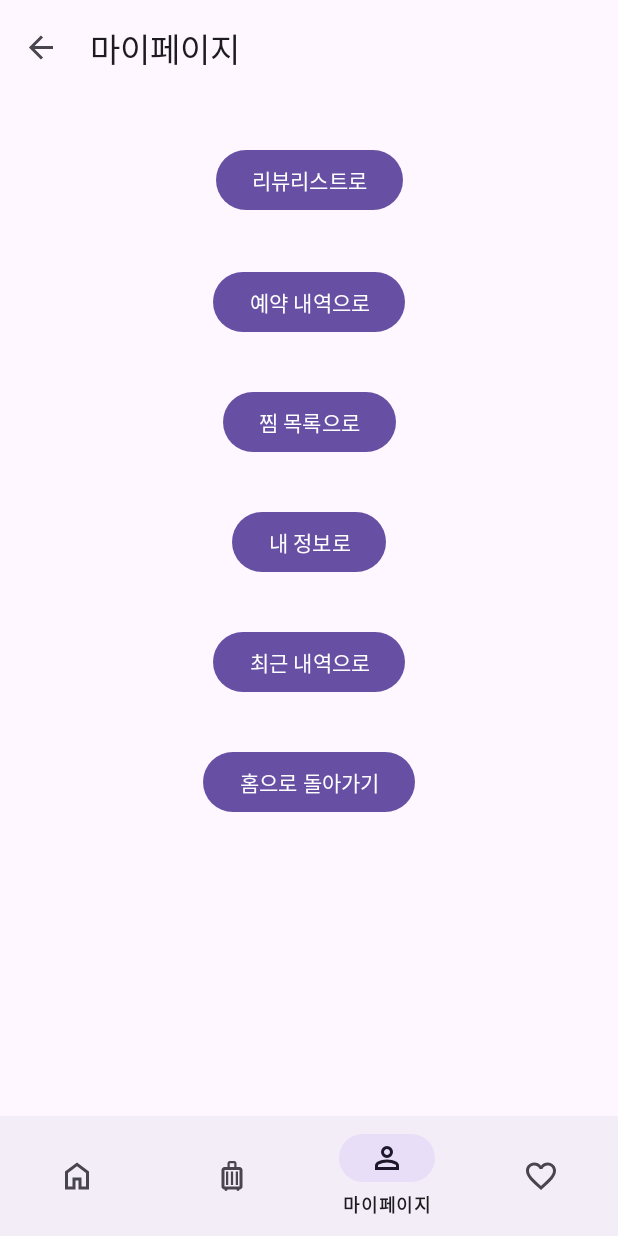
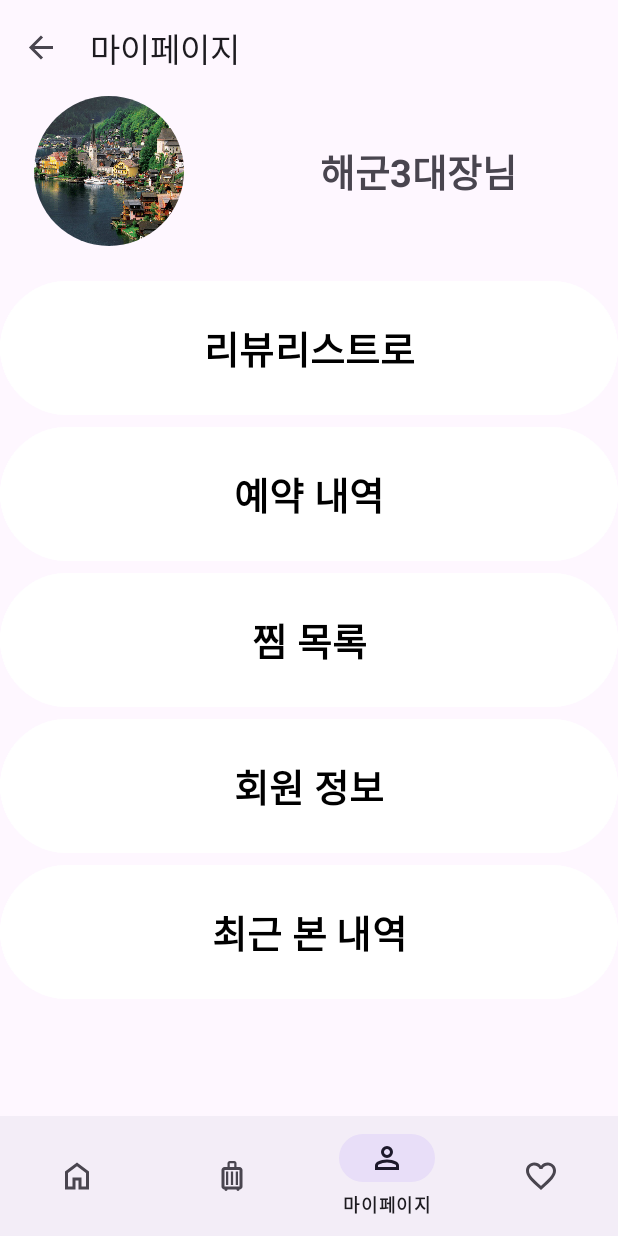
Before and after one commit to decagramaton/SecondMiniProject, an Android app: the MyPageFragment screen opened through its navigation route, on a phone screen of 412 x 824 dp. Run offline under Robolectric (Android 15) with nearby library versions, the phone set to English and light mode, and no system bars; our stand-ins replace CircleImageView, navigation-ui.

Commit message:
[Feat] 마이페이지 정적 페이지 구현 및 Bottom Navigation 연동

```diff
--- a/app/build.gradle.kts
+++ b/app/build.gradle.kts
@@ -41,12 +41,17 @@ dependencies {
     androidTestImplementation("androidx.test.ext:junit:1.1.5")
     androidTestImplementation("androidx.test.espresso:espresso-core:3.5.1")
 
+    // Navigation 라이브러리
     implementation("androidx.navigation:navigation-fragment:2.6.0")
     implementation("androidx.navigation:navigation-ui:2.6.0")
 
+    // JSON, Image 처리 라이브러리
     implementation("com.squareup.retrofit2:retrofit:2.9.0")
     implementation("com.squareup.retrofit2:converter-gson:2.9.0")
     implementation("com.github.bumptech.glide:glide:4.16.0")
+
+    // 둥그런 이미지를 보여주는 라이브러리
+    implementation("de.hdodenhof:circleimageview:3.1.0")
 
     modules {
         module("org.jetbrains.kotlin:kotlin-stdlib-jdk7") {
--- a/app/src/main/java/com/example/secondminiproject/ui/MyPageFragment.java
+++ b/app/src/main/java/com/example/secondminiproject/ui/MyPageFragment.java
@@ -34,18 +34,10 @@ public class MyPageFragment extends Fragment {
         initBtnWishList();
         initBtnUserInfo();
         initBtnRecentList();
-        initBtnHome();
-
-
 
         return binding.getRoot();
     }
 
-    private void initBtnHome() {
-        binding.btnMyPageHome.setOnClickListener(v -> {
-            navController.popBackStack();
-        });
-    }
 
     private void initBtnReviewList() {
         binding.btnMyPageReviewList.setOnClickListener(v -> {
--- a/app/src/main/res/layout/fragment_my_page.xml
+++ b/app/src/main/res/layout/fragment_my_page.xml
@@ -6,63 +6,112 @@
     android:layout_height="match_parent"
     tools:context=".ui.MyPageFragment">
 
+    <LinearLayout
+        android:layout_width="match_parent"
+        android:layout_height="match_parent"
+        android:orientation="vertical"
+        app:layout_constraintBottom_toBottomOf="parent"
+        app:layout_constraintEnd_toEndOf="parent"
+        app:layout_constraintStart_toStartOf="parent"
+        app:layout_constraintTop_toTopOf="parent">
+
+        <LinearLayout
+            android:layout_width="match_parent"
+            android:layout_height="100dp"
+            android:orientation="horizontal">
+
+            <de.hdodenhof.circleimageview.CircleImageView
+                android:id="@+id/profile_image"
+                android:layout_width="10dp"
+                android:layout_height="match_parent"
+                android:layout_weight="1"
+                android:scaleType="centerCrop"
+                android:src="@drawable/photo8"/>
+
+            <TextView
+                android:id="@+id/textView11"
+                android:layout_width="wrap_content"
+                android:layout_height="match_parent"
+                android:layout_weight="1"
+                android:textAlignment="center"
+                android:gravity="center"
+                android:text="해군3대장님"
+                android:textSize="25dp"
+                android:textStyle="bold"/>
+        </LinearLayout>
+
+        <LinearLayout
+            android:layout_width="match_parent"
+            android:layout_height="match_parent"
+            android:orientation="vertical">
+
+
+            <TextView
+                android:layout_width="match_parent"
+                android:layout_height="wrap_content" />
+
             <Button
                 android:id="@+id/btn_my_page_review_list"
-        android:layout_width="wrap_content"
+                android:layout_width="match_parent"
                 android:layout_height="wrap_content"
-        android:layout_marginTop="32dp"
+                android:padding="25dp"
+                android:textSize="25dp"
+                android:textStyle="bold"
                 android:text="리뷰리스트로"
-        app:layout_constraintEnd_toEndOf="parent"
-        app:layout_constraintStart_toStartOf="parent"
-        app:layout_constraintTop_toTopOf="parent" />
+                android:textColor="@android:color/black"
+                android:backgroundTint="#FFFFFF"/>
 
             <Button
                 android:id="@+id/btn_my_page_reservation_list"
-        android:layout_width="wrap_content"
+                android:layout_width="match_parent"
                 android:layout_height="wrap_content"
-        android:layout_marginTop="33dp"
-        android:text="예약 내역으로"
-        app:layout_constraintEnd_toEndOf="parent"
-        app:layout_constraintStart_toStartOf="parent"
-        app:layout_constraintTop_toBottomOf="@+id/btn_my_page_review_list" />
+                android:padding="25dp"
+                android:textSize="25dp"
+                android:textStyle="bold"
+                android:text="예약 내역"
+                android:textColor="@android:color/black"
+                android:backgroundTint="#FFFFFF"/>
 
             <Button
                 android:id="@+id/btn_my_page_wish_list"
-        android:layout_width="wrap_content"
+                android:layout_width="match_parent"
                 android:layout_height="wrap_content"
-        android:layout_marginTop="32dp"
-        android:text="찜 목록으로"
-        app:layout_constraintEnd_toEndOf="parent"
-        app:layout_constraintStart_toStartOf="parent"
-        app:layout_constraintTop_toBottomOf="@+id/btn_my_page_reservation_list" />
+                android:padding="25dp"
+                android:textSize="25dp"
+                android:textStyle="bold"
+                android:text="찜 목록"
+                android:textColor="@android:color/black"
+                android:backgroundTint="#FFFFFF"/>
 
             <Button
                 android:id="@+id/btn_my_page_user_info"
-        android:layout_width="wrap_content"
+                android:layout_width="match_parent"
                 android:layout_height="wrap_content"
-        android:layout_marginTop="32dp"
-        android:text="내 정보로"
-        app:layout_constraintEnd_toEndOf="parent"
-        app:layout_constraintStart_toStartOf="parent"
-        app:layout_constraintTop_toBottomOf="@+id/btn_my_page_wish_list" />
+                android:padding="25dp"
+                android:textSize="25dp"
+                android:textStyle="bold"
+                android:text="회원 정보"
+                android:textColor="@android:color/black"
+                android:backgroundTint="#FFFFFF"/>
 
             <Button
                 android:id="@+id/btn_my_page_recent_list"
-        android:layout_width="wrap_content"
+                android:layout_width="match_parent"
                 android:layout_height="wrap_content"
-        android:layout_marginTop="32dp"
-        android:text="최근 내역으로"
-        app:layout_constraintEnd_toEndOf="parent"
-        app:layout_constraintStart_toStartOf="parent"
-        app:layout_constraintTop_toBottomOf="@+id/btn_my_page_user_info" />
+                android:padding="25dp"
+                android:textSize="25dp"
+                android:textStyle="bold"
+                android:text="최근 본 내역"
+                android:textColor="@android:color/black"
+                android:backgroundTint="#FFFFFF"/>
 
-    <Button
-        android:id="@+id/btn_my_page_home"
-        android:layout_width="wrap_content"
-        android:layout_height="wrap_content"
-        android:layout_marginTop="32dp"
-        android:text="홈으로 돌아가기"
-        app:layout_constraintEnd_toEndOf="parent"
-        app:layout_constraintStart_toStartOf="parent"
-        app:layout_constraintTop_toBottomOf="@+id/btn_my_page_recent_list" />
+
+
+
+
+
+
+        </LinearLayout>
+    </LinearLayout>
+
 </androidx.constraintlayout.widget.ConstraintLayout>
```
Lines whose indentation alone changed are shown as unchanged.
